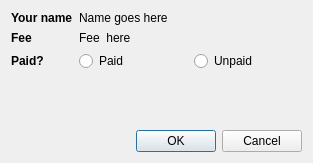
This is src/CheckInDialog.ui in simophin/game-matcher-qt as Qt 5 draws it before an edit. The edited form follows.
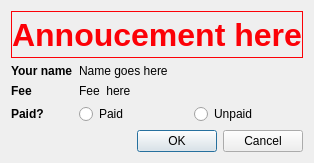
This is the edited form.

```diff
--- a/src/CheckInDialog.ui
+++ b/src/CheckInDialog.ui
@@ -17,6 +17,32 @@
    <string>Check in</string>
   </property>
   <layout class="QVBoxLayout" name="verticalLayout">
+   <item>
+    <widget class="QLabel" name="annoucement">
+     <property name="font">
+      <font>
+       <pointsize>24</pointsize>
+       <weight>75</weight>
+       <bold>true</bold>
+      </font>
+     </property>
+     <property name="styleSheet">
+      <string notr="true">color: rgb(252, 1, 7)</string>
+     </property>
+     <property name="frameShape">
+      <enum>QFrame::Panel</enum>
+     </property>
+     <property name="frameShadow">
+      <enum>QFrame::Plain</enum>
+     </property>
+     <property name="text">
+      <string notr="true">Annoucement here</string>
+     </property>
+     <property name="alignment">
+      <set>Qt::AlignCenter</set>
+     </property>
+    </widget>
+   </item>
    <item>
     <layout class="QFormLayout" name="formLayout">
      <item row="0" column="0">
```
